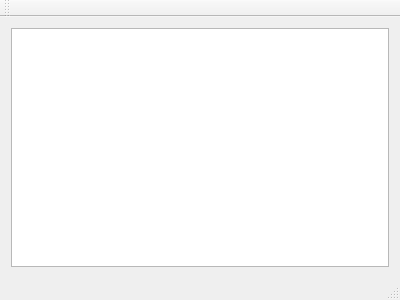
Above: notepadServer/server/mainwindow.ui from khomuttsov/netNotepad before the change. Below: the same form after it.
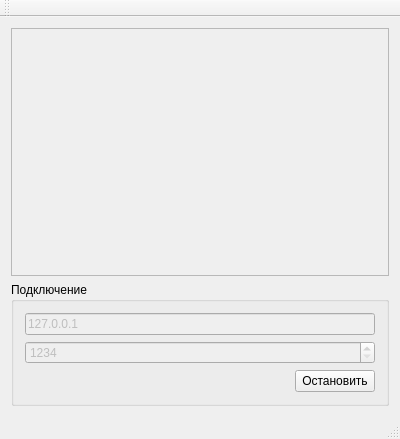
That is the form after the change.

Diff of the .ui file:
```diff
--- a/notepadServer/server/mainwindow.ui
+++ b/notepadServer/server/mainwindow.ui
@@ -7,16 +7,76 @@
     <x>0</x>
     <y>0</y>
     <width>400</width>
-    <height>300</height>
+    <height>439</height>
    </rect>
   </property>
   <property name="windowTitle">
    <string>MainWindow</string>
   </property>
   <widget class="QWidget" name="centralWidget">
-   <layout class="QVBoxLayout" name="verticalLayout">
+   <layout class="QVBoxLayout" name="verticalLayout_2">
     <item>
-     <widget class="QTextEdit" name="log"/>
+     <widget class="QTextEdit" name="log">
+      <property name="enabled">
+       <bool>false</bool>
+      </property>
+     </widget>
+    </item>
+    <item>
+     <widget class="QGroupBox" name="groupBox">
+      <property name="title">
+       <string>Подключение</string>
+      </property>
+      <layout class="QVBoxLayout" name="verticalLayout">
+       <item>
+        <widget class="QLineEdit" name="ip">
+         <property name="enabled">
+          <bool>false</bool>
+         </property>
+         <property name="text">
+          <string>127.0.0.1</string>
+         </property>
+        </widget>
+       </item>
+       <item>
+        <widget class="QSpinBox" name="port">
+         <property name="enabled">
+          <bool>false</bool>
+         </property>
+         <property name="minimum">
+          <number>1234</number>
+         </property>
+         <property name="maximum">
+          <number>2000</number>
+         </property>
+        </widget>
+       </item>
+       <item>
+        <layout class="QHBoxLayout" name="horizontalLayout">
+         <item>
+          <spacer name="horizontalSpacer">
+           <property name="orientation">
+            <enum>Qt::Horizontal</enum>
+           </property>
+           <property name="sizeHint" stdset="0">
+            <size>
+             <width>40</width>
+             <height>20</height>
+            </size>
+           </property>
+          </spacer>
+         </item>
+         <item>
+          <widget class="QPushButton" name="connect">
+           <property name="text">
+            <string>Остановить</string>
+           </property>
+          </widget>
+         </item>
+        </layout>
+       </item>
+      </layout>
+     </widget>
     </item>
    </layout>
   </widget>
```
